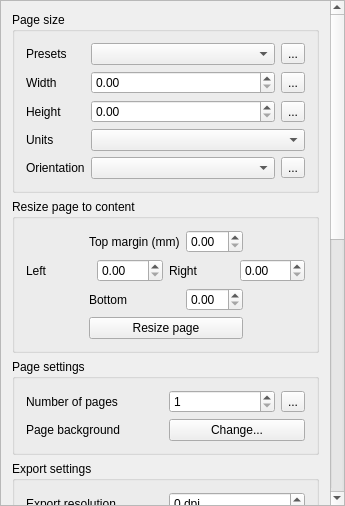
carsmie/QGIS, file src/ui/composer/qgscompositionwidgetbase.ui: the form before one commit.
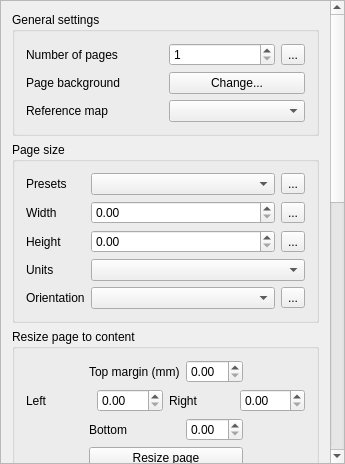
The form after the commit. Custom widgets are drawn as their Qt base class.

Commit message:
[composer][needs-docs] Rename "world file map" option to "reference map"
This option will be used for more than just world file generation,
and instead will indicate which map should be considered the master
map for the composition from which any composer properties
calculating map units will derive the scale from.

Patch:
```diff
--- a/src/ui/composer/qgscompositionwidgetbase.ui
+++ b/src/ui/composer/qgscompositionwidgetbase.ui
@@ -7,7 +7,7 @@
     <x>0</x>
     <y>0</y>
     <width>345</width>
-    <height>506</height>
+    <height>464</height>
    </rect>
   </property>
   <property name="sizePolicy">
@@ -59,12 +59,89 @@
       <property name="geometry">
        <rect>
         <x>0</x>
-        <y>-311</y>
-        <width>327</width>
-        <height>1113</height>
+        <y>0</y>
+        <width>329</width>
+        <height>1065</height>
        </rect>
       </property>
       <layout class="QVBoxLayout" name="verticalLayout_2">
+       <item>
+        <widget class="QgsCollapsibleGroupBoxBasic" name="groupBox_4">
+         <property name="focusPolicy">
+          <enum>Qt::StrongFocus</enum>
+         </property>
+         <property name="title">
+          <string>General settings</string>
+         </property>
+         <layout class="QGridLayout" name="gridLayout_4">
+          <item row="1" column="1">
+           <widget class="QPushButton" name="mPageStyleButton">
+            <property name="text">
+             <string>Change...</string>
+            </property>
+           </widget>
+          </item>
+          <item row="0" column="1">
+           <layout class="QHBoxLayout" name="horizontalLayout_4">
+            <item>
+             <widget class="QgsSpinBox" name="mNumPagesSpinBox">
+              <property name="minimum">
+               <number>1</number>
+              </property>
+              <property name="showClearButton" stdset="0">
+               <bool>false</bool>
+              </property>
+             </widget>
+            </item>
+            <item>
+             <widget class="QgsDataDefinedButton" name="mNumPagesDDBtn">
+              <property name="text">
+               <string>...</string>
+              </property>
+             </widget>
+            </item>
+           </layout>
+          </item>
+          <item row="0" column="0">
+           <widget class="QLabel" name="mNumPagesLabel">
+            <property name="text">
+             <string>Number of pages</string>
+            </property>
+            <property name="wordWrap">
+             <bool>true</bool>
+            </property>
+           </widget>
+          </item>
+          <item row="1" column="0">
+           <widget class="QLabel" name="label_10">
+            <property name="text">
+             <string>Page background</string>
+            </property>
+           </widget>
+          </item>
+          <item row="2" column="0">
+           <widget class="QLabel" name="label_13">
+            <property name="text">
+             <string>Reference map</string>
+            </property>
+           </widget>
+          </item>
+          <item row="2" column="1">
+           <widget class="QgsComposerItemComboBox" name="mReferenceMapComboBox">
+            <property name="enabled">
+             <bool>true</bool>
+            </property>
+            <property name="toolTip">
+             <string>Specifies the master map for this composition, which is used to georeference composer exports and for scale calculation for item styles.</string>
+            </property>
+            <property name="editable">
+             <bool>false</bool>
+            </property>
+           </widget>
+          </item>
+         </layout>
+        </widget>
+       </item>
        <item>
         <widget class="QgsCollapsibleGroupBoxBasic" name="groupBox">
          <property name="focusPolicy">
@@ -372,60 +449,6 @@
          </layout>
         </widget>
        </item>
-       <item>
-        <widget class="QgsCollapsibleGroupBoxBasic" name="groupBox_4">
-         <property name="title">
-          <string>Page settings</string>
-         </property>
-         <layout class="QGridLayout" name="gridLayout_4">
-          <item row="0" column="0">
-           <widget class="QLabel" name="mNumPagesLabel">
-            <property name="text">
-             <string>Number of pages</string>
-            </property>
-            <property name="wordWrap">
-             <bool>true</bool>
-            </property>
-           </widget>
-          </item>
-          <item row="0" column="1">
-           <layout class="QHBoxLayout" name="horizontalLayout_4">
-            <item>
-             <widget class="QgsSpinBox" name="mNumPagesSpinBox">
-              <property name="minimum">
-               <number>1</number>
-              </property>
-              <property name="showClearButton" stdset="0">
-               <bool>false</bool>
-              </property>
-             </widget>
-            </item>
-            <item>
-             <widget class="QgsDataDefinedButton" name="mNumPagesDDBtn">
-              <property name="text">
-               <string>...</string>
-              </property>
-             </widget>
-            </item>
-           </layout>
-          </item>
-          <item row="1" column="0">
-           <widget class="QLabel" name="label_10">
-            <property name="text">
-             <string>Page background</string>
-            </property>
-           </widget>
-          </item>
-          <item row="1" column="1">
-           <widget class="QPushButton" name="mPageStyleButton">
-            <property name="text">
-             <string>Change...</string>
-            </property>
-           </widget>
-          </item>
-         </layout>
-        </widget>
-       </item>
        <item>
         <widget class="QgsCollapsibleGroupBoxBasic" name="groupBox_3">
          <property name="title">
@@ -484,26 +507,6 @@
             </property>
            </widget>
           </item>
-          <item row="4" column="0">
-           <widget class="QLabel" name="label_13">
-            <property name="text">
-             <string>Reference map</string>
-            </property>
-           </widget>
-          </item>
-          <item row="4" column="1">
-           <widget class="QgsComposerItemComboBox" name="mWorldFileMapComboBox">
-            <property name="enabled">
-             <bool>true</bool>
-            </property>
-            <property name="toolTip">
-             <string>Specifies the map which is used to georeference composer exports</string>
-            </property>
-            <property name="editable">
-             <bool>false</bool>
-            </property>
-           </widget>
-          </item>
          </layout>
         </widget>
        </item>
@@ -660,6 +663,18 @@
  </widget>
  <layoutdefault spacing="6" margin="11"/>
  <customwidgets>
+  <customwidget>
+   <class>QgsCollapsibleGroupBox</class>
+   <extends>QGroupBox</extends>
+   <header>qgscollapsiblegroupbox.h</header>
+   <container>1</container>
+  </customwidget>
+  <customwidget>
+   <class>QgsVariableEditorWidget</class>
+   <extends>QWidget</extends>
+   <header location="global">qgsvariableeditorwidget.h</header>
+   <container>1</container>
+  </customwidget>
   <customwidget>
    <class>QgsCollapsibleGroupBoxBasic</class>
    <extends>QGroupBox</extends>
@@ -686,18 +701,6 @@
    <extends>QToolButton</extends>
    <header>qgsdatadefinedbutton.h</header>
   </customwidget>
-  <customwidget>
-   <class>QgsCollapsibleGroupBox</class>
-   <extends>QGroupBox</extends>
-   <header>qgscollapsiblegroupbox.h</header>
-   <container>1</container>
-  </customwidget>
-  <customwidget>
-   <class>QgsVariableEditorWidget</class>
-   <extends>QWidget</extends>
-   <header location="global">qgsvariableeditorwidget.h</header>
-   <container>1</container>
-  </customwidget>
  </customwidgets>
  <tabstops>
   <tabstop>scrollArea</tabstop>
```
Left out of the diff: 8 changed lines with no effect on the pictures. The commit also changes 10 other files.
